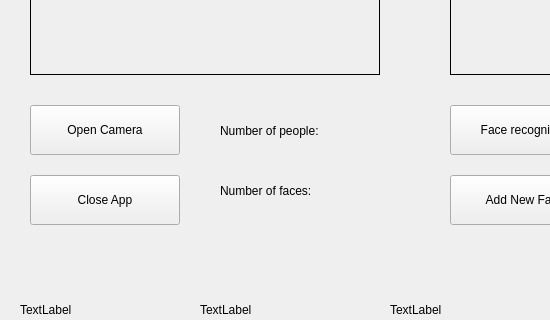
The window that Lab5/mainwindow.ui (JoyHsiao/Embeded) describes before a commit, drawn with Qt 5; both pictures show x 0 to 550 and y 202 to 522 of the 850 by 653 pixel window.
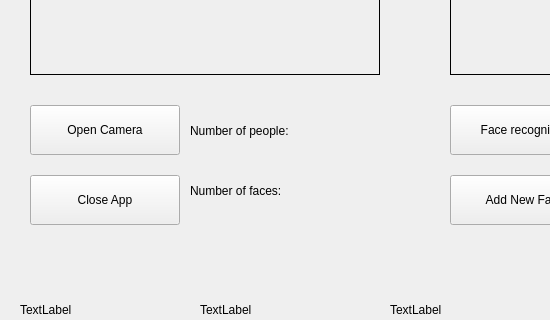
The same window after the commit.

Patch:
```diff
--- a/Lab5/mainwindow.ui
+++ b/Lab5/mainwindow.ui
@@ -75,9 +75,9 @@
    <widget class="QLabel" name="NumberP">
     <property name="geometry">
      <rect>
-      <x>220</x>
+      <x>190</x>
       <y>300</y>
-      <width>181</width>
+      <width>241</width>
       <height>31</height>
      </rect>
     </property>
@@ -166,9 +166,9 @@
    <widget class="QLabel" name="NumberF">
     <property name="geometry">
      <rect>
-      <x>220</x>
+      <x>190</x>
       <y>360</y>
-      <width>181</width>
+      <width>211</width>
       <height>31</height>
      </rect>
     </property>
```
Left out of the diff: 2 changed lines with no effect on the pictures.
